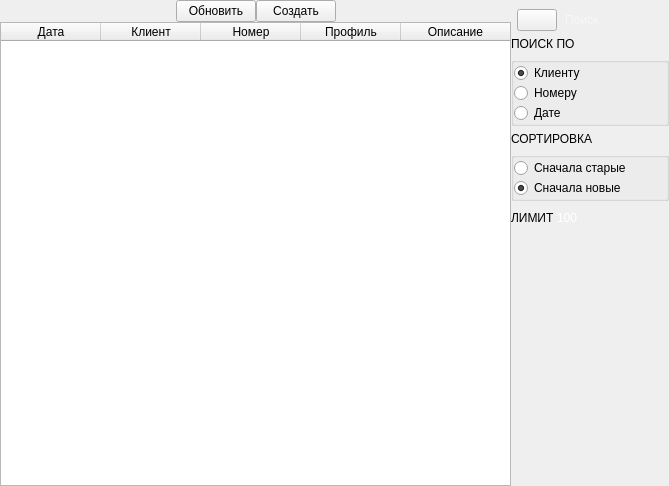
Before: the Qt Designer form app/ui/search.ui in extinctsoulwisp/ModerCoupeDV, drawn with Qt 5.
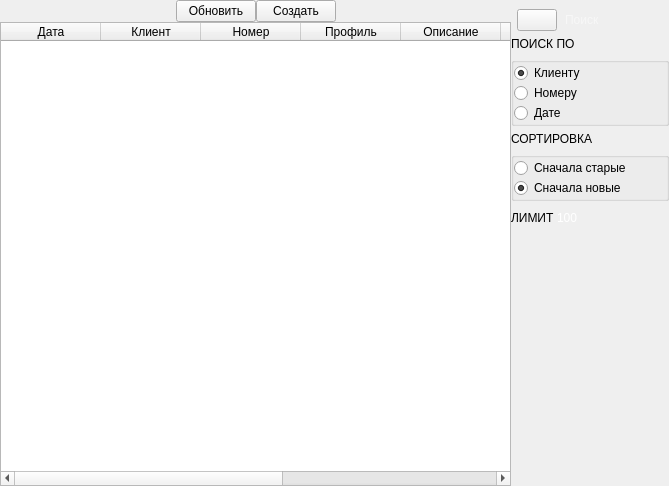
After: the same form once the commit is applied. Icons and pictures are not drawn.

```diff
--- a/app/ui/search.ui
+++ b/app/ui/search.ui
@@ -225,6 +225,9 @@
        <property name="showGrid">
         <bool>true</bool>
        </property>
+       <property name="columnCount">
+        <number>9</number>
+       </property>
        <attribute name="horizontalHeaderCascadingSectionResizes">
         <bool>false</bool>
        </attribute>
@@ -259,6 +262,10 @@
          <string>Описание</string>
         </property>
        </column>
+       <column/>
+       <column/>
+       <column/>
+       <column/>
       </widget>
      </item>
     </layout>
```
